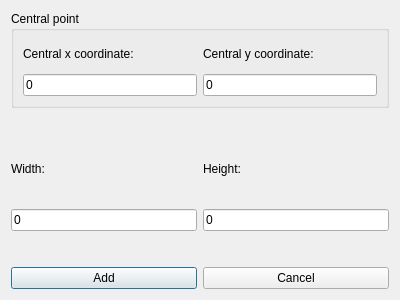
First picture: the form in Dialogs_AddFigures/dialog_addnewrectangle.ui, repository JeyM1/Course_Work_OOP_1, before the edit.
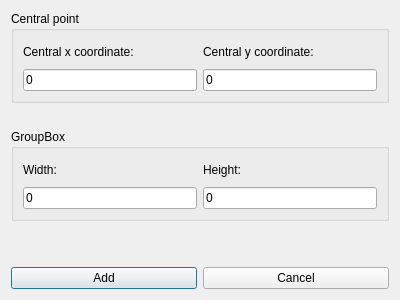
Second picture: the form after the edit.

Diff of the .ui file:
```diff
--- a/Dialogs_AddFigures/dialog_addnewrectangle.ui
+++ b/Dialogs_AddFigures/dialog_addnewrectangle.ui
@@ -13,33 +13,26 @@
   <property name="windowTitle">
    <string>Add new Rectangle</string>
   </property>
-  <layout class="QGridLayout" name="gridLayout_2">
+  <layout class="QGridLayout" name="gridLayout_3">
    <item row="4" column="0">
-    <widget class="QPushButton" name="btn_Add">
-     <property name="text">
-      <string>Add</string>
-     </property>
-    </widget>
-   </item>
-   <item row="2" column="0">
-    <layout class="QVBoxLayout" name="verticalLayout_3">
+    <layout class="QHBoxLayout" name="horizontalLayout">
      <item>
-      <widget class="QLabel" name="label_A">
+      <widget class="QPushButton" name="btn_Add">
        <property name="text">
-        <string>Width:</string>
+        <string>Add</string>
        </property>
       </widget>
      </item>
      <item>
-      <widget class="QLineEdit" name="lineEdit_a">
+      <widget class="QPushButton" name="btn_cancel">
        <property name="text">
-        <string>0</string>
+        <string>Cancel</string>
        </property>
       </widget>
      </item>
     </layout>
    </item>
-   <item row="0" column="0" colspan="2">
+   <item row="0" column="0">
     <widget class="QGroupBox" name="groupBox">
      <property name="title">
       <string>Central point</string>
@@ -84,7 +77,52 @@
      </layout>
     </widget>
    </item>
-   <item row="3" column="0" colspan="2">
+   <item row="2" column="0">
+    <widget class="QGroupBox" name="groupBox_2">
+     <property name="title">
+      <string>GroupBox</string>
+     </property>
+     <layout class="QGridLayout" name="gridLayout_2">
+      <item row="0" column="0">
+       <layout class="QVBoxLayout" name="verticalLayout_3">
+        <item>
+         <widget class="QLabel" name="label_A">
+          <property name="text">
+           <string>Width:</string>
+          </property>
+         </widget>
+        </item>
+        <item>
+         <widget class="QLineEdit" name="lineEdit_a">
+          <property name="text">
+           <string>0</string>
+          </property>
+         </widget>
+        </item>
+       </layout>
+      </item>
+      <item row="0" column="1">
+       <layout class="QVBoxLayout" name="verticalLayout_4">
+        <item>
+         <widget class="QLabel" name="label_B">
+          <property name="text">
+           <string>Height:</string>
+          </property>
+         </widget>
+        </item>
+        <item>
+         <widget class="QLineEdit" name="lineEdit_b">
+          <property name="text">
+           <string>0</string>
+          </property>
+         </widget>
+        </item>
+       </layout>
+      </item>
+     </layout>
+    </widget>
+   </item>
+   <item row="3" column="0">
     <spacer name="verticalSpacer">
      <property name="orientation">
       <enum>Qt::Vertical</enum>
@@ -95,37 +133,12 @@
      <property name="sizeHint" stdset="0">
       <size>
        <width>20</width>
-       <height>30</height>
+       <height>40</height>
       </size>
      </property>
     </spacer>
    </item>
-   <item row="2" column="1">
-    <layout class="QVBoxLayout" name="verticalLayout_4">
-     <item>
-      <widget class="QLabel" name="label_B">
-       <property name="text">
-        <string>Height:</string>
-       </property>
-      </widget>
-     </item>
-     <item>
-      <widget class="QLineEdit" name="lineEdit_b">
-       <property name="text">
-        <string>0</string>
-       </property>
-      </widget>
-     </item>
-    </layout>
-   </item>
-   <item row="4" column="1">
-    <widget class="QPushButton" name="btn_cancel">
-     <property name="text">
-      <string>Cancel</string>
-     </property>
-    </widget>
-   </item>
-   <item row="1" column="0" colspan="2">
+   <item row="1" column="0">
     <spacer name="verticalSpacer_2">
      <property name="orientation">
       <enum>Qt::Vertical</enum>
```
